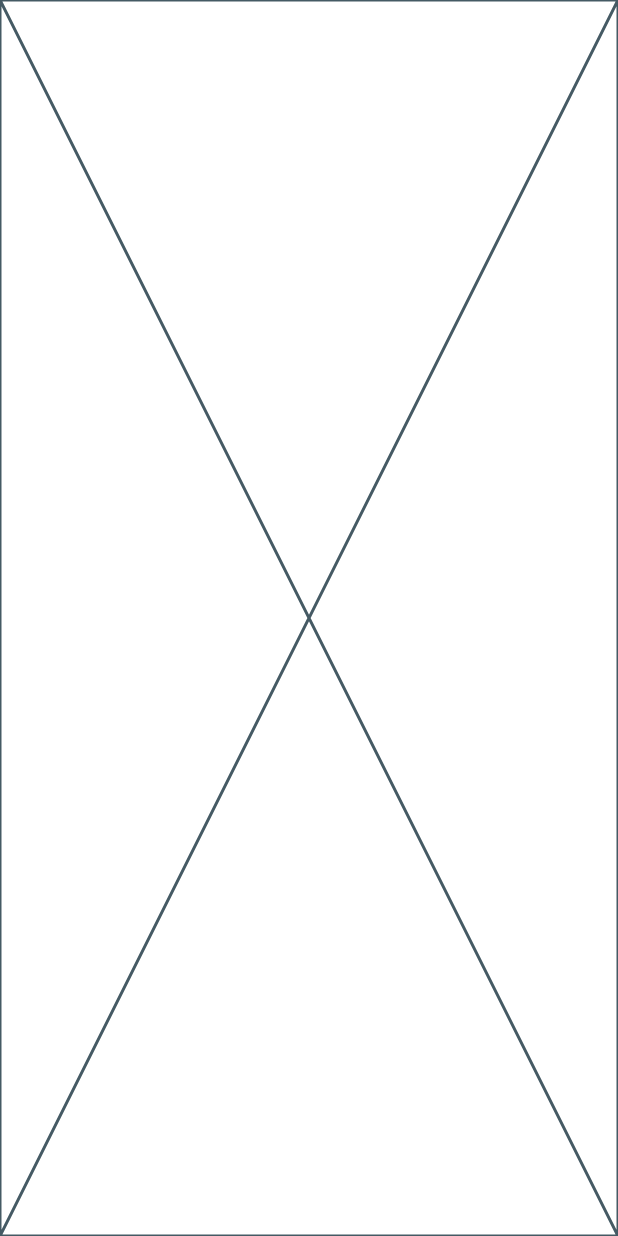
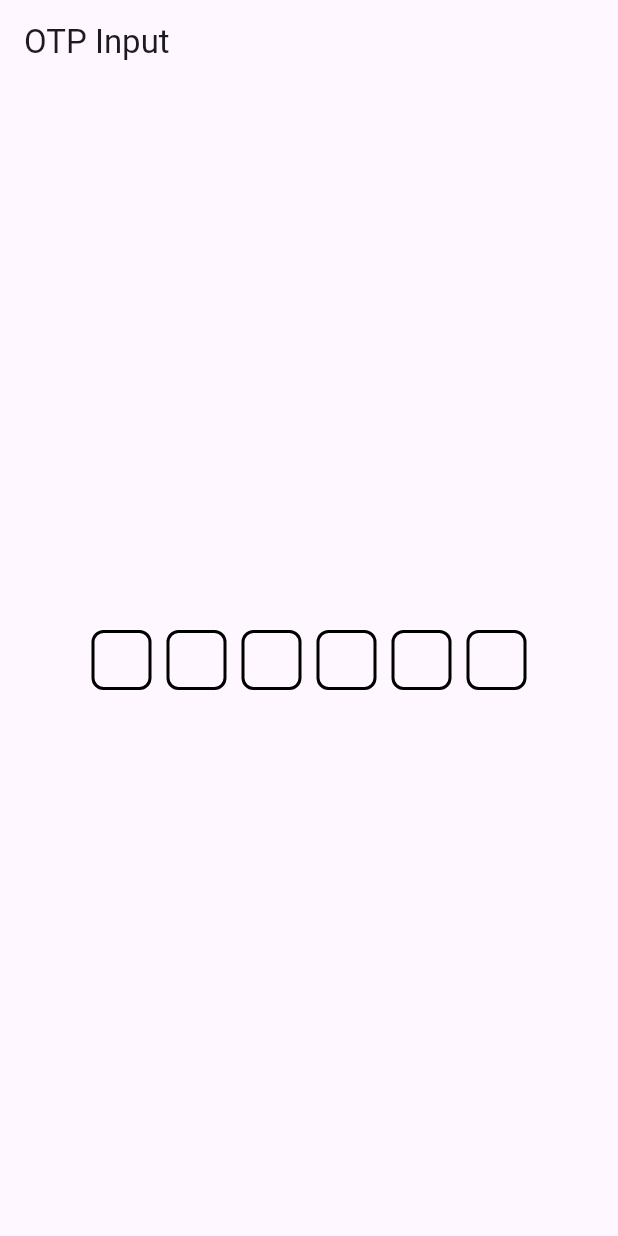
Before and after one commit to alyssontrugilio/otp_input, a Flutter app: the screen it shows after launch, on a phone screen of 412 x 824 dp. Run offline on Flutter 3.47's test engine with Material 3 defaults, Android fonts, the light colour scheme and no system bars.

Commit message:
feat: implementado otp input

```diff
--- a/lib/app_widget.dart
+++ b/lib/app_widget.dart
@@ -13,7 +13,7 @@ class AppWidget extends StatelessWidget {
         colorScheme: ColorScheme.fromSeed(seedColor: Colors.deepPurple),
         useMaterial3: true,
       ),
-      home: const OtpPage(),
+      home: const OTPScreen(),
     );
   }
 }
--- a/lib/pages/otp_page.dart
+++ b/lib/pages/otp_page.dart
@@ -1,10 +1,97 @@
 import 'package:flutter/material.dart';
+import 'package:flutter/services.dart';
 
-class OtpPage extends StatelessWidget {
-  const OtpPage({super.key});
+class OTPScreen extends StatefulWidget {
+  const OTPScreen({super.key});
+
+  @override
+  OTPScreenState createState() => OTPScreenState();
+}
+
+class OTPScreenState extends State<OTPScreen> {
+  final TextEditingController _controller = TextEditingController();
+  final FocusNode _focusNode = FocusNode();
+  final int _otpLength = 6;
+
+  @override
+  void dispose() {
+    _controller.dispose();
+    _focusNode.dispose();
+    super.dispose();
+  }
 
   @override
   Widget build(BuildContext context) {
-    return const Placeholder();
+    return Scaffold(
+      appBar: AppBar(title: const Text('OTP Input')),
+      body: Padding(
+        padding: const EdgeInsets.all(16.0),
+        child: Center(
+          child: GestureDetector(
+            onTap: () {
+              _focusNode.requestFocus();
+            },
+            child: SizedBox(
+              width: _otpLength * 50.0,
+              child: Stack(
+                alignment: Alignment.center,
+                children: [
+                  Positioned.fill(
+                    child: Opacity(
+                      opacity: 0,
+                      child: TextField(
+                        controller: _controller,
+                        focusNode: _focusNode,
+                        keyboardType: TextInputType.number,
+                        inputFormatters: [
+                          FilteringTextInputFormatter.digitsOnly,
+                          LengthLimitingTextInputFormatter(_otpLength),
+                        ],
+                        decoration: const InputDecoration(
+                          border: InputBorder.none,
+                          fillColor: Colors.transparent,
+                          focusColor: Colors.transparent,
+                        ),
+                        cursorColor: Colors.transparent,
+                        onChanged: (value) {
+                          setState(() {});
+                        },
+                      ),
+                    ),
+                  ),
+                  Row(
+                    mainAxisAlignment: MainAxisAlignment.center,
+                    children: List.generate(
+                      _otpLength,
+                      (index) {
+                        return Container(
+                          width: 40,
+                          height: 40,
+                          alignment: Alignment.center,
+                          margin: const EdgeInsets.symmetric(horizontal: 5),
+                          decoration: BoxDecoration(
+                            border: Border.all(color: Colors.black, width: 2),
+                            borderRadius: BorderRadius.circular(8),
+                          ),
+                          child: Text(
+                            index < _controller.text.length
+                                ? _controller.text[index]
+                                : '',
+                            style: const TextStyle(
+                              fontSize: 24,
+                              fontWeight: FontWeight.bold,
+                            ),
+                          ),
+                        );
+                      },
+                    ),
+                  ),
+                ],
+              ),
+            ),
+          ),
+        ),
+      ),
+    );
   }
 }
```
